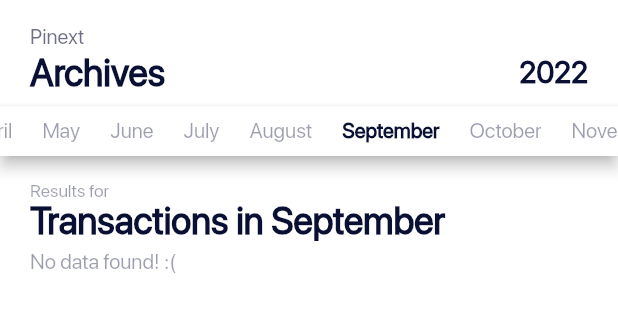
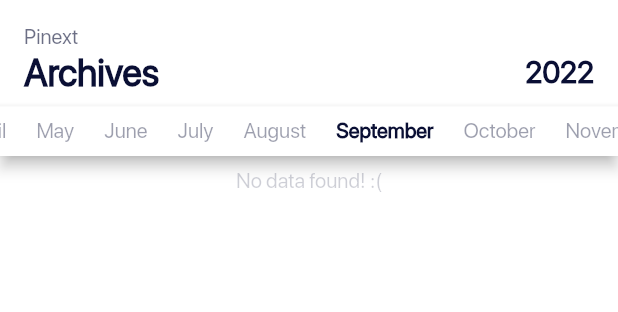
Before and after one commit to WorkWithAfridi/Pinext-Flutter_IncomeExpenseTracker, a Flutter app: the ArchiveMonthView widget shown alone on an empty page, opened directly, on a phone screen of 412 x 824 dp. Shown: the top 312 px of the screen. Run offline on Flutter 3.47's test engine with Material 2 defaults, Android fonts, the phone set to English and light mode, and no system bars; our stand-ins replace awesome_snackbar_content, bloc, cloud_firestore, elegant_notification, equatable, firebase_auth and 6 more; missing offline and left inert: quick_actions; accounts and stored records are empty.

Commit message:
Work in progress

```diff
--- a/lib/app/app_data/app_constants/constants.dart
+++ b/lib/app/app_data/app_constants/constants.dart
@@ -1,4 +1,4 @@
-const defaultPadding = 20.00;
+const defaultPadding = 16.00;
 const defaultBorder = 10.00;
 const defaultDelayDuration = 2;
 
--- a/lib/app/bloc/archive_cubit/archive_state.dart
+++ b/lib/app/bloc/archive_cubit/archive_state.dart
@@ -1,15 +1,23 @@
 part of 'archive_cubit.dart';
 
 abstract class ArchiveState extends Equatable {
-  ArchiveState({required this.selectedMonth});
+  ArchiveState({
+    required this.selectedMonth,
+    required this.selectedFilter,
+  });
   String selectedMonth;
+  String selectedFilter;
 
   @override
   List<Object> get props => [
-    selectedMonth,
-  ];
+        selectedMonth,
+        selectedFilter,
+      ];
 }
 
 class ArchiveInitialState extends ArchiveState {
-  ArchiveInitialState({required super.selectedMonth});
+  ArchiveInitialState({
+    required super.selectedMonth,
+    required super.selectedFilter,
+  });
 }
--- a/lib/app/screens/home/pages/archive_page.dart
+++ b/lib/app/screens/home/pages/archive_page.dart
@@ -145,16 +145,22 @@ class _ArchiveMonthViewState extends State<ArchiveMonthView> {
             ),
           ),
         ),
-        const TransactionsList()
+        TransactionsList()
       ],
     );
   }
 }
 
 class TransactionsList extends StatelessWidget {
-  const TransactionsList({
+  TransactionsList({
     Key? key,
   }) : super(key: key);
+
+  List<String> filters = [
+    "All transactions",
+    "Income",
+    "Expenses",
+  ];
 
   @override
   Widget build(BuildContext context) {
@@ -168,7 +174,7 @@ class TransactionsList extends StatelessWidget {
           child: Column(
             children: [
               const SizedBox(
-                height: 16,
+                height: 8,
               ),
               BlocBuilder<ArchiveCubit, ArchiveState>(
                 builder: (context, state) {
@@ -196,52 +202,64 @@ class TransactionsList extends StatelessWidget {
                         );
                       }
                       if (snapshot.data!.docs.isEmpty) {
-                        return Column(
-                          crossAxisAlignment: CrossAxisAlignment.start,
-                          children: [
-                            Text(
-                              "Results for",
+                        return Center(
+                          child: Text(
+                            "No data found! :(",
                             style: regularTextStyle.copyWith(
-                                color: customBlackColor.withOpacity(.4),
-                                fontSize: 12,
+                              color: customBlackColor.withOpacity(.2),
                             ),
                           ),
-                            Text(
-                              "Transactions in ${months[int.parse(state.selectedMonth)]}",
-                              style: boldTextStyle.copyWith(
-                                fontSize: 25,
-                                color: customBlackColor,
-                                height: 1.1,
-                              ),
-                            ),
-                            const SizedBox(
-                              height: 4,
-                            ),
-                            Text(
-                              "No data found! :(",
-                              style: regularTextStyle.copyWith(
-                                color: customBlackColor.withOpacity(.4),
-                              ),
-                            ),
-                          ],
                         );
                       }
                       return Column(
                         crossAxisAlignment: CrossAxisAlignment.start,
                         children: [
-                          Text(
-                            "Results for",
+                          SizedBox(
+                            child: Wrap(
+                              spacing: 5,
+                              runSpacing: -8,
+                              children: [
+                                ...List.generate(
+                                  filters.length,
+                                  (index) {
+                                    return GestureDetector(
+                                      onTap: () {
+                                        String selectedFilter =
+                                            filters[index].toString();
+                                        if (state.selectedFilter !=
+                                            selectedFilter) {
+                                          context
+                                              .read<ArchiveCubit>()
+                                              .changeFilter(selectedFilter);
+                                        } else {
+                                          context
+                                              .read<ArchiveCubit>()
+                                              .changeFilter(
+                                                "All transactions",
+                                              );
+                                        }
+                                      },
+                                      child: Chip(
+                                        elevation: 0,
+                                        label: Text(
+                                          filters[index].toString(),
                                           style: regularTextStyle.copyWith(
-                              color: customBlackColor.withOpacity(.4),
-                              fontSize: 12,
+                                            color: filters[index] ==
+                                                    state.selectedFilter
+                                                ? whiteColor
+                                                : customBlackColor
+                                                    .withOpacity(.6),
                                           ),
                                         ),
-                          Text(
-                            "Transactions in ${months[int.parse(state.selectedMonth)]}",
-                            style: boldTextStyle.copyWith(
-                              fontSize: 25,
-                              color: customBlackColor,
-                              height: 1.1,
+                                        backgroundColor: filters[index] ==
+                                                state.selectedFilter
+                                            ? customBlueColor
+                                            : greyColor,
+                                      ),
+                                    );
+                                  },
+                                ).toList(),
+                              ],
                             ),
                           ),
                           Padding(
@@ -255,14 +273,29 @@ class TransactionsList extends StatelessWidget {
                                 if (snapshot.data!.docs.isEmpty) {
                                   return const Text("No data found! :(");
                                 }
-
                                 PinextTransactionModel pinextTransactionModel =
                                     PinextTransactionModel.fromMap(
                                   snapshot.data!.docs[index].data(),
                                 );
+                                if (state.selectedFilter ==
+                                    "All transactions") {
                                   return TransactionDetailsCard(
                                       pinextTransactionModel:
                                           pinextTransactionModel);
+                                } else if (state.selectedFilter == "Income" &&
+                                    pinextTransactionModel.transactionType ==
+                                        "Income") {
+                                  return TransactionDetailsCard(
+                                      pinextTransactionModel:
+                                          pinextTransactionModel);
+                                } else if (state.selectedFilter == "Expenses" &&
+                                    pinextTransactionModel.transactionType ==
+                                        "Expense") {
+                                  return TransactionDetailsCard(
+                                      pinextTransactionModel:
+                                          pinextTransactionModel);
+                                }
+                                return const SizedBox.shrink();
                               }),
                             ),
                           )
--- a/lib/app/screens/home/pages/cards_and_balance_page.dart
+++ b/lib/app/screens/home/pages/cards_and_balance_page.dart
@@ -207,8 +207,8 @@ class CardsAndBalanceView extends StatelessWidget {
                 onTap: () {
                   Navigator.push(
                     context,
-                    MaterialPageRoute(
-                      builder: (context) => AddAndEditPinextCardScreen(),
+                    CustomTransitionPageRoute(
+                      childWidget: AddAndEditPinextCardScreen(),
                     ),
                   );
                 },
```
Also changed, not shown: lib/app/bloc/archive_cubit/archive_cubit.dart (+11 -0 lines). Lines whose indentation alone changed are shown as unchanged.
